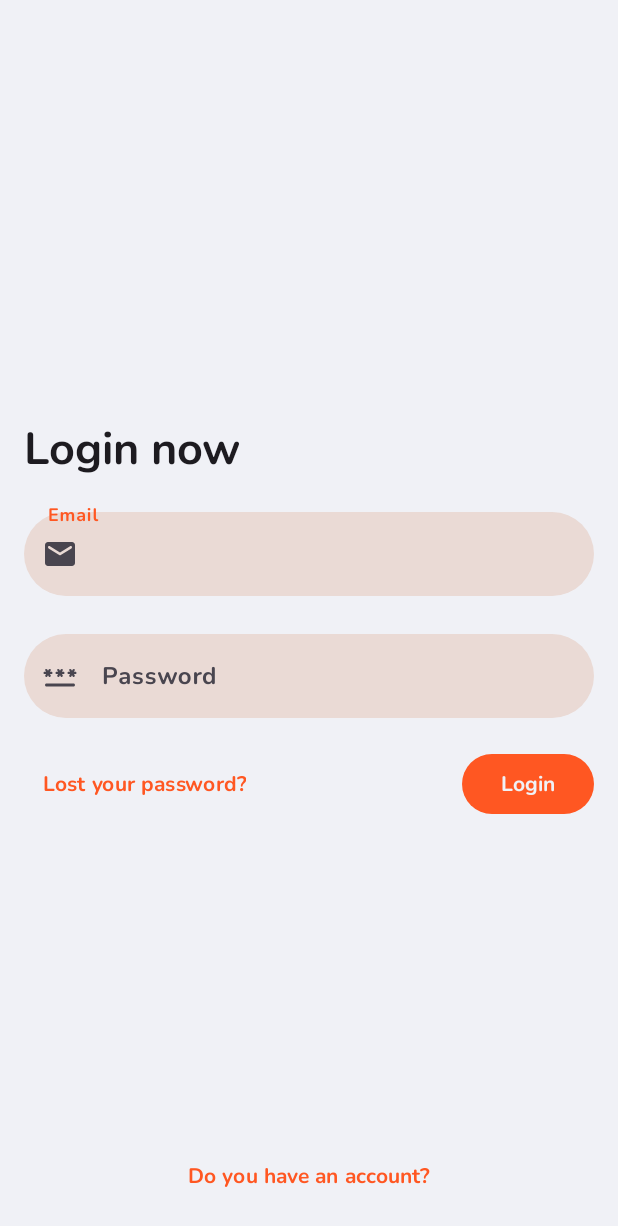
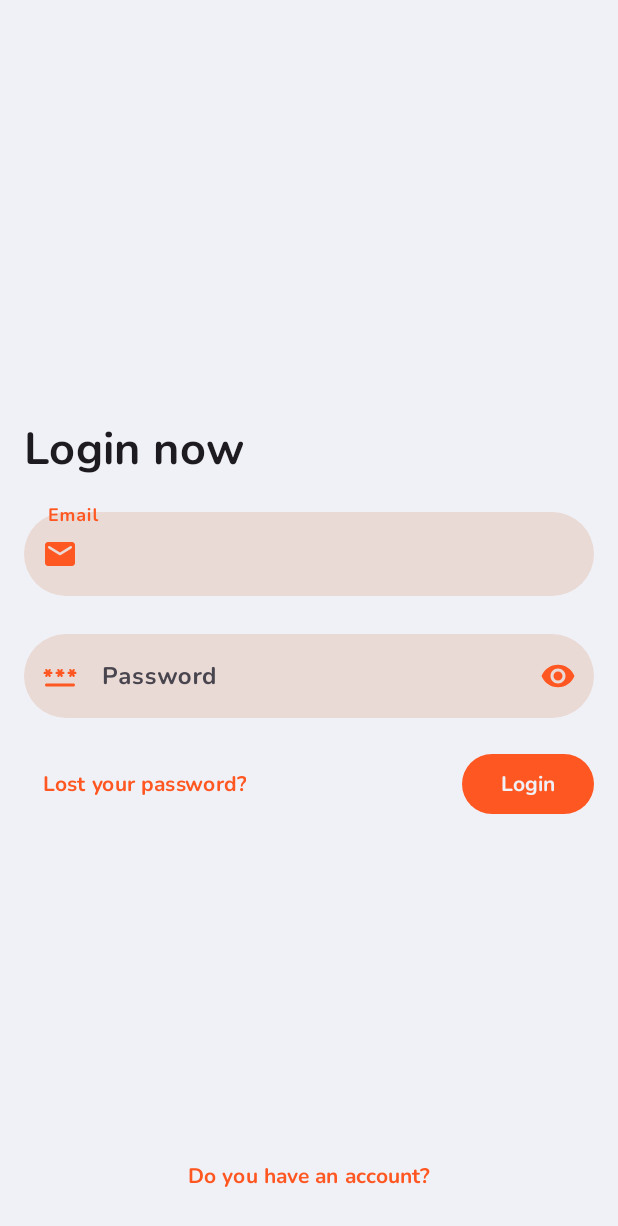
Before and after one commit to alejandraJA/Invoice_Contratistas, an Android app: the screen it shows after launch (StartActivity), after a tap on "Login now", on a phone screen of 412 x 824 dp. Shown: the top 1226 px of the screen. Run offline under Robolectric (Android 15) with nearby library versions, the phone set to English and light mode, and no system bars.

```diff
--- a/app/src/main/res/layout/budget_fragment.xml
+++ b/app/src/main/res/layout/budget_fragment.xml
@@ -5,9 +5,4 @@
     android:layout_height="match_parent"
     tools:context=".ui.fragment.budget.BudgetFragment">
 
-    <TextView
-        android:layout_width="match_parent"
-        android:layout_height="match_parent"
-        android:text="@string/budget" />
-
 </FrameLayout>
--- a/app/src/main/res/layout/login_fragment.xml
+++ b/app/src/main/res/layout/login_fragment.xml
@@ -13,15 +13,13 @@
         android:layout_height="wrap_content"
         android:orientation="vertical"
         app:layout_constraintBottom_toBottomOf="parent"
-        app:layout_constraintTop_toTopOf="parent"
-        tools:layout_editor_absoluteX="16dp">
+        app:layout_constraintTop_toTopOf="parent">
 
         <TextView
-            style="@style/TextAppearance.AppCompat.Title"
+            style="@style/TextAppearance.MaterialComponents.Subtitle1.Title"
             android:layout_width="wrap_content"
             android:layout_height="wrap_content"
             android:text="@string/login_now"
-            android:textSize="30sp"
             app:layout_constraintStart_toStartOf="parent"
             app:layout_constraintTop_toTopOf="parent" />
 
@@ -31,12 +29,13 @@
             android:layout_marginTop="16sp"
             android:hint="@string/email"
             app:errorEnabled="true"
-            app:startIconDrawable="@drawable/ic_email">
+            app:startIconDrawable="@drawable/ic_email"
+            app:startIconTint="@color/purple_500">
 
             <com.google.android.material.textfield.TextInputEditText
+                style="@style/customedit"
                 android:layout_width="match_parent"
                 android:layout_height="match_parent"
-                style="@style/customedit"
                 android:inputType="textEmailAddress" />
         </com.google.android.material.textfield.TextInputLayout>
 
@@ -45,13 +44,16 @@
             android:layout_height="wrap_content"
             android:hint="@string/password"
             app:errorEnabled="true"
-            app:startIconDrawable="@drawable/ic_password">
+            app:passwordToggleEnabled="true"
+            app:passwordToggleTint="@color/purple_500"
+            app:startIconDrawable="@drawable/ic_password"
+            app:startIconTint="@color/purple_500">
 
             <com.google.android.material.textfield.TextInputEditText
+                style="@style/customedit"
                 android:layout_width="match_parent"
                 android:layout_height="match_parent"
-                style="@style/customedit"
-                android:inputType="textEmailAddress" />
+                android:inputType="textPassword" />
         </com.google.android.material.textfield.TextInputLayout>
 
         <androidx.constraintlayout.widget.ConstraintLayout
--- a/app/src/main/res/values-night/themes.xml
+++ b/app/src/main/res/values-night/themes.xml
@@ -70,6 +70,10 @@
         <item name="cornerSize">24sp</item>
     </style>
 
+    <style name="TextAppearance.MaterialComponents.Subtitle1.Title">
+        <item name="android:textSize">30sp</item>
+    </style>
+
     <style name="ShapeAppearance.MyApp.LargeComponent" parent="ShapeAppearance.Material3.LargeComponent">
         <item name="cornerFamily">rounded</item>
         <item name="cornerSize">24sp</item>
--- a/app/src/main/res/values/strings.xml
+++ b/app/src/main/res/values/strings.xml
@@ -53,4 +53,6 @@
     <string name="customer">Customer</string>
     <string name="save">save</string>
     <string name="delete">delete</string>
+    <string name="notes">Notes</string>
+    <string name="new_event">New event</string>
 </resources>
--- a/app/src/main/res/values/themes.xml
+++ b/app/src/main/res/values/themes.xml
@@ -84,6 +84,10 @@
         <item name="windowNoTitle">true</item>
     </style>
 
+    <style name="TextAppearance.MaterialComponents.Subtitle1.Title">
+        <item name="android:textSize">30sp</item>
+    </style>
+
     <style name="Theme.InvoiceContratistas.AppBarOverlay" parent="ThemeOverlay.AppCompat.Dark.ActionBar" />
 
     <style name="Theme.InvoiceContratistas.PopupOverlay" parent="ThemeOverlay.AppCompat.Light" />
```
Also changed, not shown: app/src/main/java/com/invoice/contratista/ui/fragment/AddEventFragment.kt (+4 -8 lines), app/src/main/res/layout/add_event_fragment.xml (+11 -6 lines), app/src/main/res/layout/event_fragment.xml (+8 -6 lines), app/src/main/res/layout/item_event.xml (+68 -4 lines), app/src/main/res/layout/sing_up_fragment.xml (+22 -10 lines).
